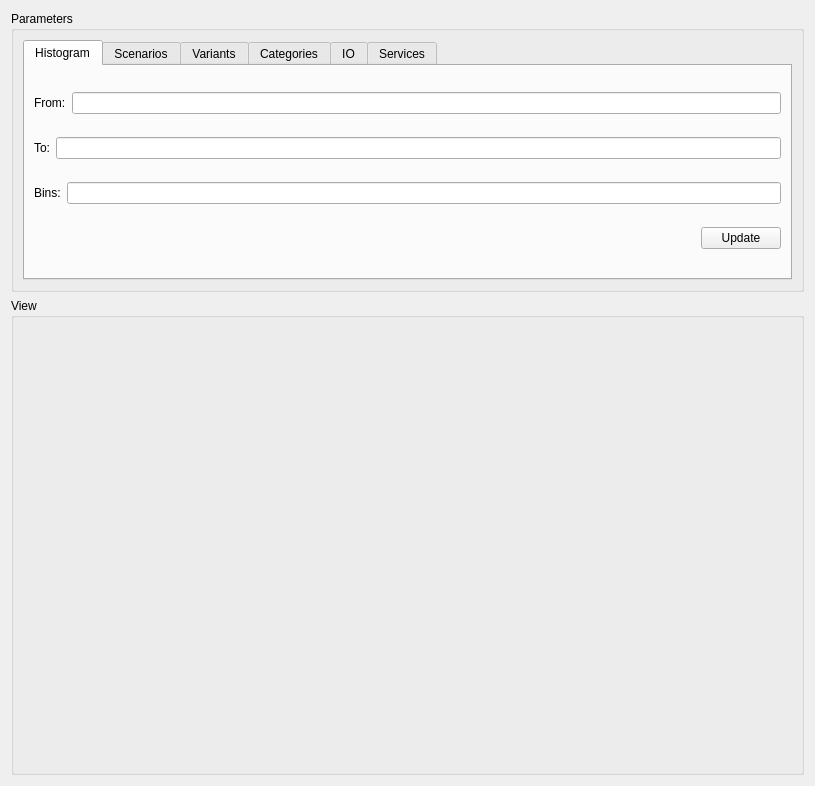
Qt form ddocclient/kksgui/ui/histogram_widget.ui (YuriyRusinov/reper) before a commit.
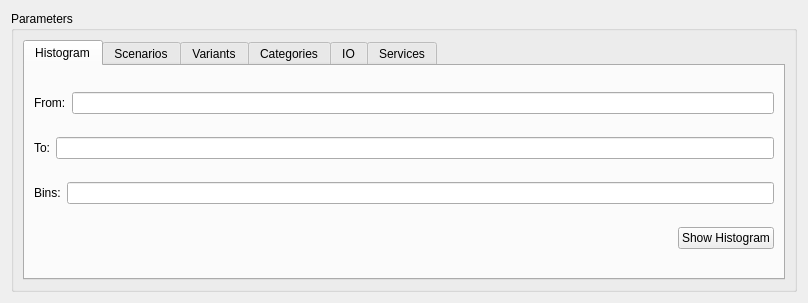
The same form after that commit.

```diff
--- a/ddocclient/kksgui/ui/histogram_widget.ui
+++ b/ddocclient/kksgui/ui/histogram_widget.ui
@@ -6,8 +6,8 @@
    <rect>
     <x>0</x>
     <y>0</y>
-    <width>815</width>
-    <height>786</height>
+    <width>808</width>
+    <height>290</height>
    </rect>
   </property>
   <property name="sizePolicy">
@@ -114,7 +114,7 @@
             <item>
              <widget class="QPushButton" name="pbUpdate">
               <property name="text">
-               <string>Update</string>
+               <string>Show Histogram</string>
               </property>
              </widget>
             </item>
@@ -397,29 +397,6 @@
      </layout>
     </widget>
    </item>
-   <item>
-    <widget class="QGroupBox" name="gbView">
-     <property name="sizePolicy">
-      <sizepolicy hsizetype="Expanding" vsizetype="Expanding">
-       <horstretch>0</horstretch>
-       <verstretch>0</verstretch>
-      </sizepolicy>
-     </property>
-     <property name="minimumSize">
-      <size>
-       <width>0</width>
-       <height>0</height>
-      </size>
-     </property>
-     <property name="autoFillBackground">
-      <bool>false</bool>
-     </property>
-     <property name="title">
-      <string>View</string>
-     </property>
-     <layout class="QGridLayout" name="gridLayout_7"/>
-    </widget>
-   </item>
   </layout>
  </widget>
  <resources/>
```
